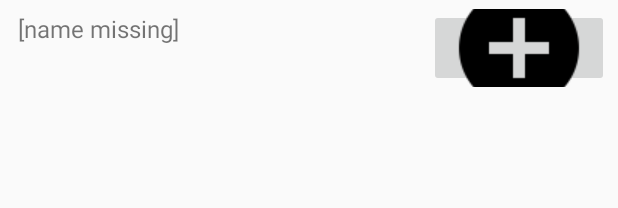
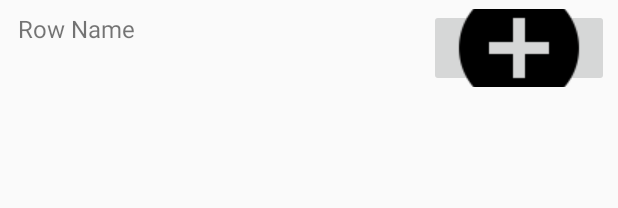
Before and after one commit to renuo/hack-zurich-2016, an Android app: the layout list_row.xml on its own in the app's theme, with its tools: preview values and no code run, on a phone screen of 412 x 824 dp. Shown: the top 208 px of the screen. Run offline under Robolectric (Android 15) with nearby library versions, the phone set to English and light mode, and no system bars.

Commit message:
reformat code

```diff
--- a/app/src/main/res/layout/list_row.xml
+++ b/app/src/main/res/layout/list_row.xml
@@ -3,6 +3,7 @@
     android:layout_width="fill_parent"
     android:layout_height="?android:attr/listPreferredItemHeight"
     android:padding="6dip">
+
     <ImageView
         android:id="@+id/icon"
         android:layout_width="wrap_content"
@@ -13,12 +14,11 @@
         android:contentDescription="TODO" />
 
     <ImageButton
+        android:id="@+id/addAlarmButton"
         android:layout_width="wrap_content"
         android:layout_height="wrap_content"
-        android:src="@drawable/add"
-        android:id="@+id/addAlarmButton"
         android:layout_alignParentRight="true"
-        />
+        android:src="@drawable/add" />
 
     <android.support.v7.widget.RecyclerView
         android:id="@+id/timerListView"
@@ -27,20 +27,19 @@
         android:layout_alignParentBottom="true"
         android:layout_toLeftOf="@id/addAlarmButton"
         android:layout_toRightOf="@id/icon"
-        android:scrollbars="horizontal">
-    </android.support.v7.widget.RecyclerView>
+        android:scrollbars="horizontal"></android.support.v7.widget.RecyclerView>
 
     <TextView
         android:id="@+id/clusterName"
         android:layout_width="fill_parent"
         android:layout_height="wrap_content"
+        android:layout_above="@id/timerListView"
+        android:layout_alignParentTop="true"
+        android:layout_alignWithParentIfMissing="true"
         android:layout_toLeftOf="@id/addAlarmButton"
-        android:layout_alignParentTop="true"
-        android:layout_above="@id/timerListView"
-        android:layout_alignWithParentIfMissing="true"
         android:layout_toRightOf="@id/icon"
         android:gravity="center_vertical"
-        android:text="[name missing]"
+        android:text="Row Name"
         android:textSize="16sp" />
 
 
```
Also changed, not shown: app/src/main/res/layout/timer_item.xml (+5 -4 lines), app/src/main/res/layout/timer_row.xml (+4 -4 lines).
